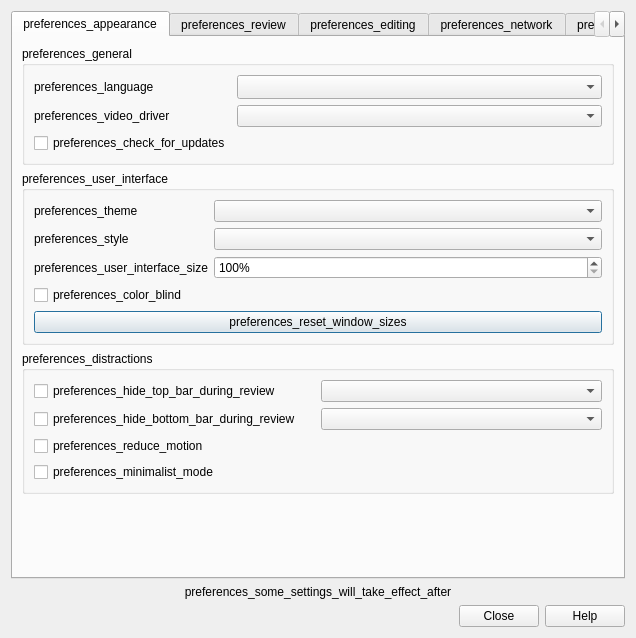
Qt form qt/aqt/forms/preferences.ui (ankitects/anki) before a commit.
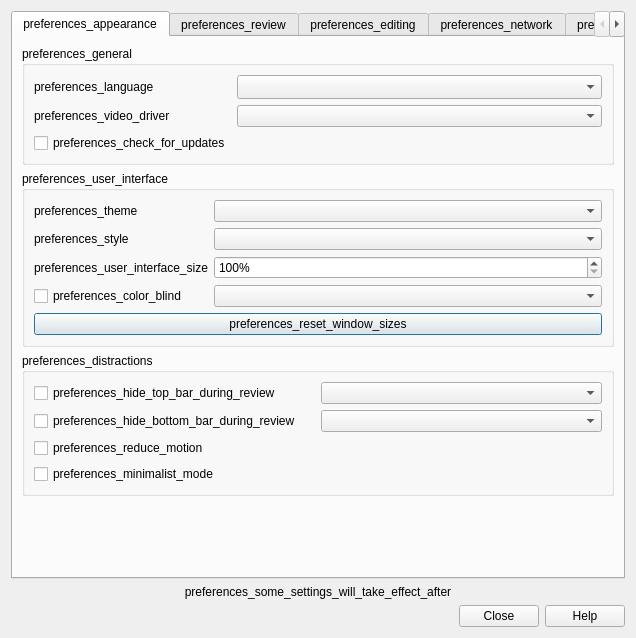
The same form after that commit.

Commit message: feat: add gradent selector

Diff of the .ui file:
```diff
--- a/qt/aqt/forms/preferences.ui
+++ b/qt/aqt/forms/preferences.ui
@@ -180,6 +180,9 @@
             </property>
            </widget>
           </item>
+          <item row="3" column="1">
+           <widget class="QComboBox" name="gradient_selector"/>
+          </item>
          </layout>
         </widget>
        </item>
```
The commit also changes 4 other files.
